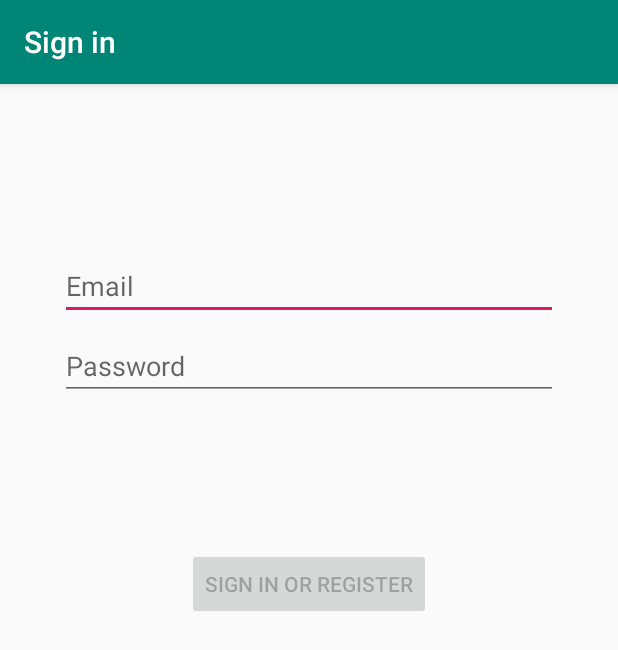
After one commit to Eldhopj/RebuildKeralaAndroid, an Android app: the LoginActivity screen opened directly, with no data from a screen before it, on a phone screen of 412 x 824 dp. The commit adds this screen. Shown: the top 650 px of the screen. Run offline under Robolectric (Android 15) with nearby library versions, the phone set to English and light mode, and no system bars.

Commit message:
login code

```diff
--- a/app/build.gradle
+++ b/app/build.gradle
@@ -1,4 +1,6 @@
 apply plugin: 'com.android.application'
+apply plugin: 'kotlin-android'
+apply plugin: 'kotlin-android-extensions'
 
 android {
     compileSdkVersion 29
@@ -23,7 +25,11 @@ dependencies {
     implementation fileTree(dir: 'libs', include: ['*.jar'])
     implementation 'androidx.appcompat:appcompat:1.0.2'
     implementation 'androidx.constraintlayout:constraintlayout:1.1.3'
+    implementation 'com.google.android.material:material:1.0.0'
+    implementation 'androidx.annotation:annotation:1.1.0'
+    implementation 'androidx.lifecycle:lifecycle-extensions:2.1.0'
     testImplementation 'junit:junit:4.12'
     androidTestImplementation 'androidx.test.ext:junit:1.1.0'
     androidTestImplementation 'androidx.test.espresso:espresso-core:3.1.1'
+    implementation "org.jetbrains.kotlin:kotlin-stdlib-jdk7:$kotlin_version"
 }
--- a/app/src/main/AndroidManifest.xml
+++ b/app/src/main/AndroidManifest.xml
@@ -9,6 +9,9 @@
         android:roundIcon="@mipmap/ic_launcher_round"
         android:supportsRtl="true"
         android:theme="@style/AppTheme">
+        <activity
+            android:name=".ui.login.LoginActivity"
+            android:label="@string/title_activity_login" />
         <activity android:name=".MainActivity">
             <intent-filter>
                 <action android:name="android.intent.action.MAIN" />
--- /dev/null
+++ b/app/src/main/java/com/example/rebuildkeralaandroid/ui/login/LoginActivity.kt
@@ -0,0 +1,129 @@
+package com.example.rebuildkeralaandroid.ui.login
+
+import android.app.Activity
+import androidx.lifecycle.Observer
+import androidx.lifecycle.ViewModelProviders
+import android.os.Bundle
+import androidx.annotation.StringRes
+import androidx.appcompat.app.AppCompatActivity
+import android.text.Editable
+import android.text.TextWatcher
+import android.view.View
+import android.view.inputmethod.EditorInfo
+import android.widget.Button
+import android.widget.EditText
+import android.widget.ProgressBar
+import android.widget.Toast
+
+import com.example.rebuildkeralaandroid.R
+
+class LoginActivity : AppCompatActivity() {
+
+    private lateinit var loginViewModel: LoginViewModel
+
+    override fun onCreate(savedInstanceState: Bundle?) {
+        super.onCreate(savedInstanceState)
+
+        setContentView(R.layout.activity_login)
+
+        val username = findViewById<EditText>(R.id.username)
+        val password = findViewById<EditText>(R.id.password)
+        val login = findViewById<Button>(R.id.login)
+        val loading = findViewById<ProgressBar>(R.id.loading)
+
+        loginViewModel = ViewModelProviders.of(this, LoginViewModelFactory())
+                .get(LoginViewModel::class.java)
+
+        loginViewModel.loginFormState.observe(this@LoginActivity, Observer {
+            val loginState = it ?: return@Observer
+
+            // disable login button unless both username / password is valid
+            login.isEnabled = loginState.isDataValid
+
+            if (loginState.usernameError != null) {
+                username.error = getString(loginState.usernameError)
+            }
+            if (loginState.passwordError != null) {
+                password.error = getString(loginState.passwordError)
+            }
+        })
+
+        loginViewModel.loginResult.observe(this@LoginActivity, Observer {
+            val loginResult = it ?: return@Observer
+
+            loading.visibility = View.GONE
+            if (loginResult.error != null) {
+                showLoginFailed(loginResult.error)
+            }
+            if (loginResult.success != null) {
+                updateUiWithUser(loginResult.success)
+            }
+            setResult(Activity.RESULT_OK)
+
+            //Complete and destroy login activity once successful
+            finish()
+        })
+
+        username.afterTextChanged {
+            loginViewModel.loginDataChanged(
+                    username.text.toString(),
+                    password.text.toString()
+            )
+        }
+
+        password.apply {
+            afterTextChanged {
+                loginViewModel.loginDataChanged(
+                        username.text.toString(),
+                        password.text.toString()
+                )
+            }
+
+            setOnEditorActionListener { _, actionId, _ ->
+                when (actionId) {
+                    EditorInfo.IME_ACTION_DONE ->
+                        loginViewModel.login(
+                                username.text.toString(),
+                                password.text.toString()
+                        )
+                }
+                false
+            }
+
+            login.setOnClickListener {
+                loading.visibility = View.VISIBLE
+                loginViewModel.login(username.text.toString(), password.text.toString())
+            }
+        }
+    }
+
+    private fun updateUiWithUser(model: LoggedInUserView) {
+        val welcome = getString(R.string.welcome)
+        val displayName = model.displayName
+        // TODO : initiate successful logged in experience
+        Toast.makeText(
+                applicationContext,
+                "$welcome $displayName",
+                Toast.LENGTH_LONG
+        ).show()
+    }
+
+    private fun showLoginFailed(@StringRes errorString: Int) {
+        Toast.makeText(applicationContext, errorString, Toast.LENGTH_SHORT).show()
+    }
+}
+
+/**
+ * Extension function to simplify setting an afterTextChanged action to EditText components.
+ */
+fun EditText.afterTextChanged(afterTextChanged: (String) -> Unit) {
+    this.addTextChangedListener(object : TextWatcher {
+        override fun afterTextChanged(editable: Editable?) {
+            afterTextChanged.invoke(editable.toString())
+        }
+
+        override fun beforeTextChanged(s: CharSequence, start: Int, count: Int, after: Int) {}
+
+        override fun onTextChanged(s: CharSequence, start: Int, before: Int, count: Int) {}
+    })
+}
--- /dev/null
+++ b/app/src/main/java/com/example/rebuildkeralaandroid/ui/login/LoginViewModelFactory.kt
@@ -0,0 +1,25 @@
+package com.example.rebuildkeralaandroid.ui.login
+
+import androidx.lifecycle.ViewModel
+import androidx.lifecycle.ViewModelProvider
+import com.example.rebuildkeralaandroid.data.LoginDataSource
+import com.example.rebuildkeralaandroid.data.LoginRepository
+
+/**
+ * ViewModel provider factory to instantiate LoginViewModel.
+ * Required given LoginViewModel has a non-empty constructor
+ */
+class LoginViewModelFactory : ViewModelProvider.Factory {
+
+    @Suppress("UNCHECKED_CAST")
+    override fun <T : ViewModel> create(modelClass: Class<T>): T {
+        if (modelClass.isAssignableFrom(LoginViewModel::class.java)) {
+            return LoginViewModel(
+                    loginRepository = LoginRepository(
+                            dataSource = LoginDataSource()
+                    )
+            ) as T
+        }
+        throw IllegalArgumentException("Unknown ViewModel class")
+    }
+}
--- /dev/null
+++ b/app/src/main/res/layout/activity_login.xml
@@ -0,0 +1,78 @@
+<?xml version="1.0" encoding="utf-8"?>
+<androidx.constraintlayout.widget.ConstraintLayout xmlns:android="http://schemas.android.com/apk/res/android"
+    xmlns:app="http://schemas.android.com/apk/res-auto"
+    xmlns:tools="http://schemas.android.com/tools"
+    android:id="@+id/container"
+    android:layout_width="match_parent"
+    android:layout_height="match_parent"
+    android:paddingLeft="@dimen/activity_horizontal_margin"
+    android:paddingTop="@dimen/activity_vertical_margin"
+    android:paddingRight="@dimen/activity_horizontal_margin"
+    android:paddingBottom="@dimen/activity_vertical_margin"
+    tools:context=".ui.login.LoginActivity">
+
+    <EditText
+        android:id="@+id/username"
+        android:layout_width="0dp"
+        android:layout_height="wrap_content"
+        android:layout_marginStart="24dp"
+        android:layout_marginTop="96dp"
+        android:layout_marginEnd="24dp"
+
+        android:hint="@string/prompt_email"
+        android:inputType="textEmailAddress"
+        android:selectAllOnFocus="true"
+        app:layout_constraintEnd_toEndOf="parent"
+        app:layout_constraintStart_toStartOf="parent"
+        app:layout_constraintTop_toTopOf="parent" />
+
+    <EditText
+        android:id="@+id/password"
+        android:layout_width="0dp"
+        android:layout_height="wrap_content"
+        android:layout_marginStart="24dp"
+        android:layout_marginTop="8dp"
+        android:layout_marginEnd="24dp"
+
+        android:hint="@string/prompt_password"
+        android:imeActionLabel="@string/action_sign_in_short"
+        android:imeOptions="actionDone"
+        android:inputType="textPassword"
+        android:selectAllOnFocus="true"
+        app:layout_constraintEnd_toEndOf="parent"
+        app:layout_constraintStart_toStartOf="parent"
+        app:layout_constraintTop_toBottomOf="@+id/username" />
+
+    <Button
+        android:id="@+id/login"
+        android:layout_width="wrap_content"
+        android:layout_height="wrap_content"
+        android:layout_gravity="start"
+        android:layout_marginStart="48dp"
+        android:layout_marginTop="16dp"
+        android:layout_marginEnd="48dp"
+        android:layout_marginBottom="64dp"
+        android:enabled="false"
+        android:text="@string/action_sign_in"
+        app:layout_constraintBottom_toBottomOf="parent"
+        app:layout_constraintEnd_toEndOf="parent"
+        app:layout_constraintStart_toStartOf="parent"
+        app:layout_constraintTop_toBottomOf="@+id/password"
+        app:layout_constraintVertical_bias="0.2" />
+
+    <ProgressBar
+        android:id="@+id/loading"
+        android:layout_width="wrap_content"
+        android:layout_height="wrap_content"
+        android:layout_gravity="center"
+        android:layout_marginStart="32dp"
+        android:layout_marginTop="64dp"
+        android:layout_marginEnd="32dp"
+        android:layout_marginBottom="64dp"
+        android:visibility="gone"
+        app:layout_constraintBottom_toBottomOf="parent"
+        app:layout_constraintEnd_toEndOf="@+id/password"
+        app:layout_constraintStart_toStartOf="@+id/password"
+        app:layout_constraintTop_toTopOf="parent"
+        app:layout_constraintVertical_bias="0.3" />
+</androidx.constraintlayout.widget.ConstraintLayout>
--- a/app/src/main/res/layout/activity_main.xml
+++ b/app/src/main/res/layout/activity_main.xml
@@ -7,6 +7,7 @@
     tools:context=".MainActivity">
 
     <TextView
+        android:id="@+id/txtDummy"
         android:layout_width="wrap_content"
         android:layout_height="wrap_content"
         android:text="Hello World!"
--- /dev/null
+++ b/app/src/main/res/values/dimens.xml
@@ -0,0 +1,5 @@
+<resources>
+    <!-- Default screen margins, per the Android Design guidelines. -->
+    <dimen name="activity_horizontal_margin">16dp</dimen>
+    <dimen name="activity_vertical_margin">16dp</dimen>
+</resources>
--- a/app/src/main/res/values/strings.xml
+++ b/app/src/main/res/values/strings.xml
@@ -1,3 +1,12 @@
 <resources>
     <string name="app_name">RebuildKeralaAndroid</string>
+    <string name="title_activity_login">Sign in</string>
+    <string name="prompt_email">Email</string>
+    <string name="prompt_password">Password</string>
+    <string name="action_sign_in">Sign in or register</string>
+    <string name="action_sign_in_short">Sign in</string>
+    <string name="welcome">"Welcome !"</string>
+    <string name="invalid_username">Not a valid username</string>
+    <string name="invalid_password">Password must be >5 characters</string>
+    <string name="login_failed">"Login failed"</string>
 </resources>
--- a/build.gradle
+++ b/build.gradle
@@ -1,6 +1,8 @@
 // Top-level build file where you can add configuration options common to all sub-projects/modules.
 
 buildscript {
+    ext.kotlin_version = '1.3.50'
+
     repositories {
         google()
         jcenter()
@@ -11,7 +13,7 @@ buildscript {
 
         // NOTE: Do not place your application dependencies here; they belong
         // in the individual module build.gradle files
-    }
+    classpath "org.jetbrains.kotlin:kotlin-gradle-plugin:$kotlin_version" }
 }
 
 allprojects {
```
Also changed, not shown: app/src/main/java/com/example/rebuildkeralaandroid/MainActivity.java (+13 -0 lines), app/src/main/java/com/example/rebuildkeralaandroid/data/LoginDataSource.kt (added, +24 -0 lines), app/src/main/java/com/example/rebuildkeralaandroid/data/LoginRepository.kt (added, +46 -0 lines), app/src/main/java/com/example/rebuildkeralaandroid/data/Result.kt (added, +18 -0 lines), app/src/main/java/com/example/rebuildkeralaandroid/data/model/LoggedInUser.kt (added, +9 -0 lines), app/src/main/java/com/example/rebuildkeralaandroid/ui/login/LoggedInUserView.kt (added, +9 -0 lines), app/src/main/java/com/example/rebuildkeralaandroid/ui/login/LoginFormState.kt (added, +8 -0 lines), app/src/main/java/com/example/rebuildkeralaandroid/ui/login/LoginResult.kt (added, +9 -0 lines), app/src/main/java/com/example/rebuildkeralaandroid/ui/login/LoginViewModel.kt (added, +54 -0 lines).
